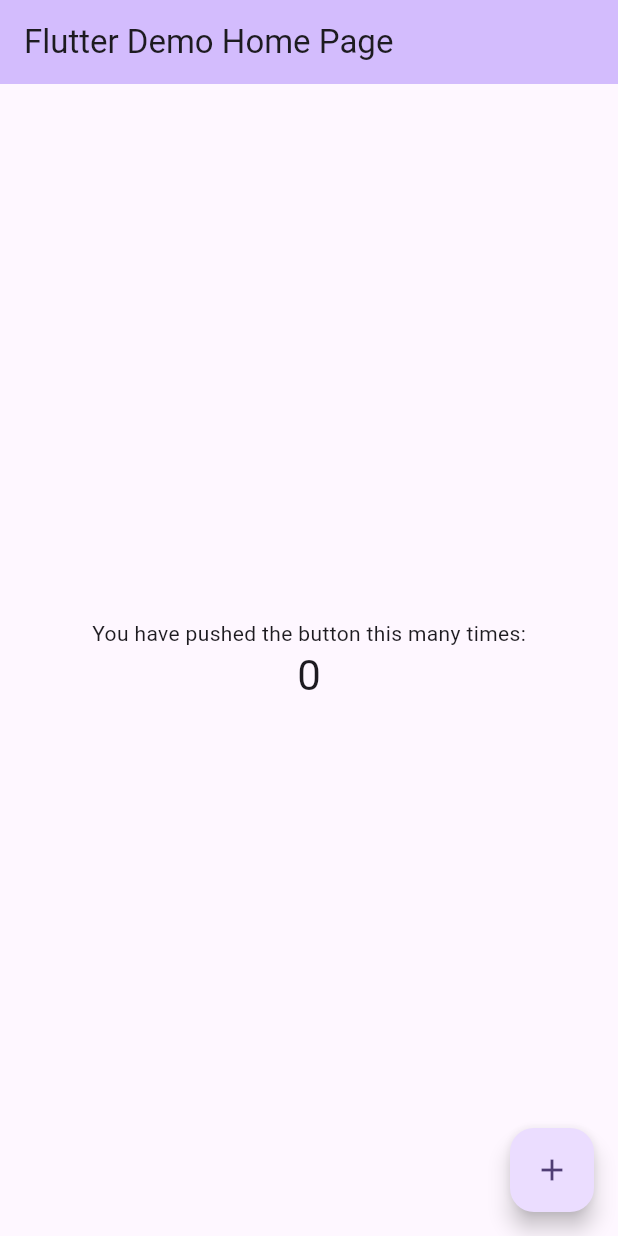
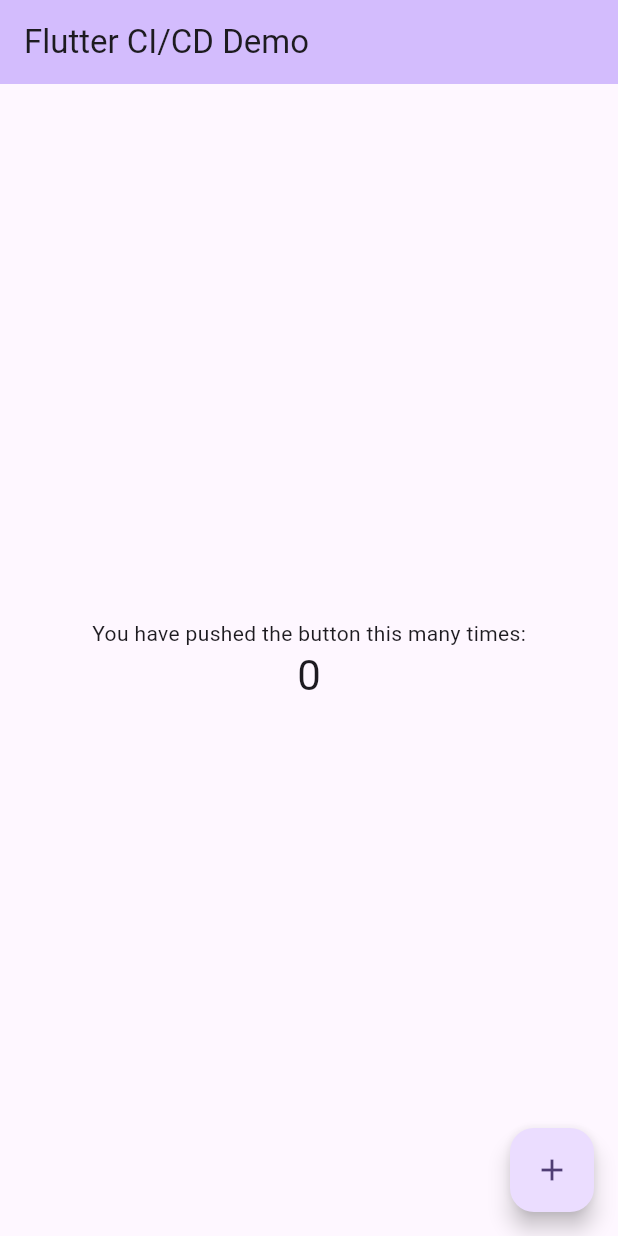
Before and after one commit to HIMshikhaRai/ci-cd, a Flutter app: the screen it shows after launch, on a phone screen of 412 x 824 dp. Run offline on Flutter 3.47's test engine with Material 2 defaults, Android fonts, the phone set to English and light mode, and no system bars.

Commit message:
Update: homepage title

```diff
--- a/lib/main.dart
+++ b/lib/main.dart
@@ -31,7 +31,7 @@ class MyApp extends StatelessWidget {
         colorScheme: ColorScheme.fromSeed(seedColor: Colors.deepPurple),
         useMaterial3: true,
       ),
-      home: const MyHomePage(title: 'Flutter Demo Home Page'),
+      home: const MyHomePage(title: 'Flutter CI/CD Demo'),
     );
   }
 }
```
